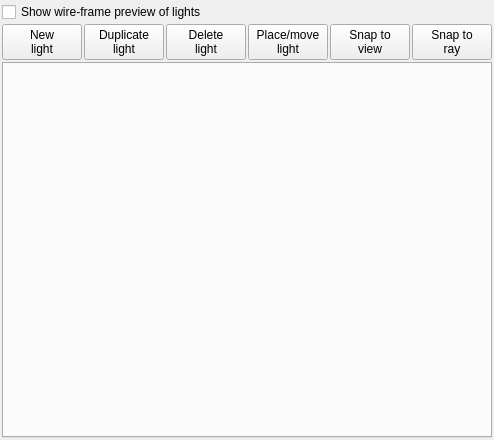
First picture: the form in mandelbulber2/qt/light_sources_manager.ui, repository irinox-ctrl/mandelbulber2, before the edit.
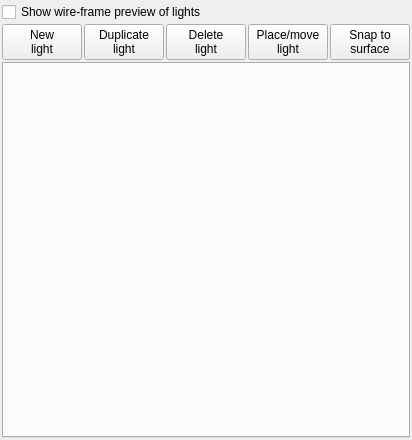
Second picture: the form after the edit. Custom widgets are drawn as their Qt base class.

Commit message:
Simplify to single Snap to surface button
- Removed Snap to ray button and slot (fundamentally flawed without
  gradient information for finding the correct side of the fractal)
- Kept only Snap to surface which ray-marches from camera in view
  direction and correctly handles relative_position lights

```diff
--- a/mandelbulber2/qt/light_sources_manager.ui
+++ b/mandelbulber2/qt/light_sources_manager.ui
@@ -89,18 +89,7 @@
        </property>
        <property name="text">
         <string>Snap to
-view</string>
-       </property>
-      </widget>
-     </item>
-     <item>
-      <widget class="QPushButton" name="pushButton_snapToRay">
-       <property name="toolTip">
-        <string>&lt;html&gt;&lt;head/&gt;&lt;body&gt;&lt;p&gt;Snap selected light to the fractal surface along the camera-to-light ray. If no surface is found before the light, it continues past the light.&lt;/p&gt;&lt;/body&gt;&lt;/html&gt;</string>
-       </property>
-       <property name="text">
-        <string>Snap to
-ray</string>
+surface</string>
        </property>
       </widget>
      </item>
```
Left out of the diff: 2 changed lines with no effect on the pictures. The commit also changes 2 other files.
